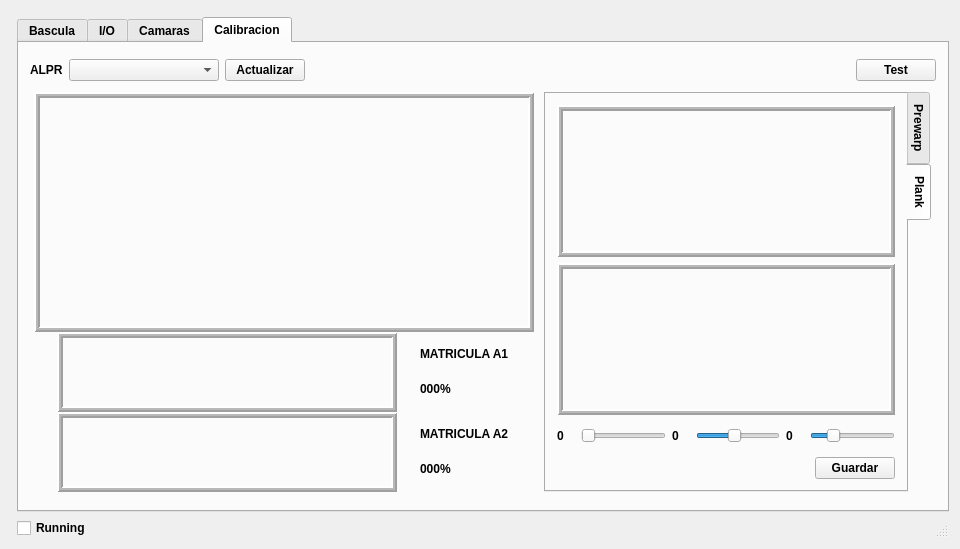
Above: testlib/mainwindow.ui from sunsiz/nQTrucks before the change. Below: the same form after it.
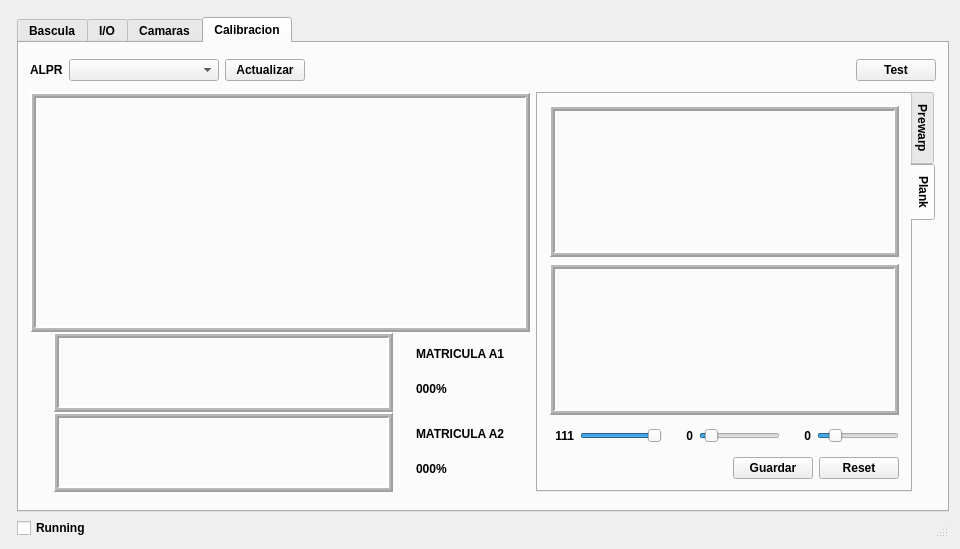
That is the form after the change.

Commit message: Auto Ajuste Algoritmo Constante Plank 0-90 0-5 60-66!!!!!

```diff
--- a/testlib/mainwindow.ui
+++ b/testlib/mainwindow.ui
@@ -1189,34 +1189,40 @@
                   <widget class="QLabel" name="lvPlankA">
                    <property name="minimumSize">
                     <size>
-                     <width>18</width>
+                     <width>25</width>
                      <height>30</height>
                     </size>
                    </property>
                    <property name="maximumSize">
                     <size>
-                     <width>18</width>
+                     <width>30</width>
                      <height>30</height>
                     </size>
                    </property>
+                   <property name="layoutDirection">
+                    <enum>Qt::LeftToRight</enum>
+                   </property>
                    <property name="text">
-                    <string>0</string>
+                    <string>111</string>
+                   </property>
+                   <property name="alignment">
+                    <set>Qt::AlignRight|Qt::AlignTrailing|Qt::AlignVCenter</set>
                    </property>
                   </widget>
                  </item>
                  <item>
                   <widget class="QSlider" name="vPlankA">
                    <property name="maximum">
-                    <number>90</number>
+                    <number>254</number>
                    </property>
                    <property name="singleStep">
                     <number>2</number>
                    </property>
                    <property name="pageStep">
-                    <number>2</number>
+                    <number>1</number>
                    </property>
                    <property name="value">
-                    <number>0</number>
+                    <number>254</number>
                    </property>
                    <property name="tracking">
                     <bool>true</bool>
@@ -1238,76 +1244,32 @@
                    </property>
                   </widget>
                  </item>
-                 <item>
-                  <widget class="QLabel" name="lvPlankC">
-                   <property name="minimumSize">
-                    <size>
-                     <width>18</width>
-                     <height>30</height>
-                    </size>
-                   </property>
-                   <property name="maximumSize">
-                    <size>
-                     <width>18</width>
-                     <height>30</height>
-                    </size>
-                   </property>
-                   <property name="text">
-                    <string>0</string>
-                   </property>
-                  </widget>
-                 </item>
-                 <item>
-                  <widget class="QSlider" name="vPlankC">
-                   <property name="maximum">
-                    <number>90</number>
-                   </property>
-                   <property name="singleStep">
-                    <number>2</number>
-                   </property>
-                   <property name="pageStep">
-                    <number>2</number>
-                   </property>
-                   <property name="value">
-                    <number>40</number>
-                   </property>
-                   <property name="tracking">
-                    <bool>true</bool>
-                   </property>
-                   <property name="orientation">
-                    <enum>Qt::Horizontal</enum>
-                   </property>
-                   <property name="tickPosition">
-                    <enum>QSlider::NoTicks</enum>
-                   </property>
-                   <property name="tickInterval">
-                    <number>2</number>
-                   </property>
-                  </widget>
-                 </item>
                  <item>
                   <widget class="QLabel" name="lvPlankB">
                    <property name="minimumSize">
                     <size>
-                     <width>18</width>
+                     <width>25</width>
                      <height>30</height>
                     </size>
                    </property>
                    <property name="maximumSize">
                     <size>
-                     <width>18</width>
+                     <width>30</width>
                      <height>30</height>
                     </size>
                    </property>
                    <property name="text">
                     <string>0</string>
                    </property>
+                   <property name="alignment">
+                    <set>Qt::AlignRight|Qt::AlignTrailing|Qt::AlignVCenter</set>
+                   </property>
                   </widget>
                  </item>
                  <item>
                   <widget class="QSlider" name="vPlankB">
                    <property name="maximum">
-                    <number>90</number>
+                    <number>254</number>
                    </property>
                    <property name="singleStep">
                     <number>2</number>
@@ -1324,6 +1286,56 @@
                    <property name="orientation">
                     <enum>Qt::Horizontal</enum>
                    </property>
+                   <property name="tickPosition">
+                    <enum>QSlider::NoTicks</enum>
+                   </property>
+                   <property name="tickInterval">
+                    <number>2</number>
+                   </property>
+                  </widget>
+                 </item>
+                 <item>
+                  <widget class="QLabel" name="lvPlankC">
+                   <property name="minimumSize">
+                    <size>
+                     <width>25</width>
+                     <height>30</height>
+                    </size>
+                   </property>
+                   <property name="maximumSize">
+                    <size>
+                     <width>30</width>
+                     <height>30</height>
+                    </size>
+                   </property>
+                   <property name="text">
+                    <string>0</string>
+                   </property>
+                   <property name="alignment">
+                    <set>Qt::AlignRight|Qt::AlignTrailing|Qt::AlignVCenter</set>
+                   </property>
+                  </widget>
+                 </item>
+                 <item>
+                  <widget class="QSlider" name="vPlankC">
+                   <property name="maximum">
+                    <number>254</number>
+                   </property>
+                   <property name="singleStep">
+                    <number>1</number>
+                   </property>
+                   <property name="pageStep">
+                    <number>1</number>
+                   </property>
+                   <property name="value">
+                    <number>40</number>
+                   </property>
+                   <property name="tracking">
+                    <bool>true</bool>
+                   </property>
+                   <property name="orientation">
+                    <enum>Qt::Horizontal</enum>
+                   </property>
                    <property name="invertedControls">
                     <bool>false</bool>
                    </property>
@@ -1359,6 +1371,13 @@
                    </property>
                   </widget>
                  </item>
+                 <item>
+                  <widget class="QPushButton" name="resetPlanK">
+                   <property name="text">
+                    <string>Reset</string>
+                   </property>
+                  </widget>
+                 </item>
                 </layout>
                </item>
               </layout>
```
Left out of the diff: 4 changed lines with no effect on the pictures. The commit also changes 9 other files.
